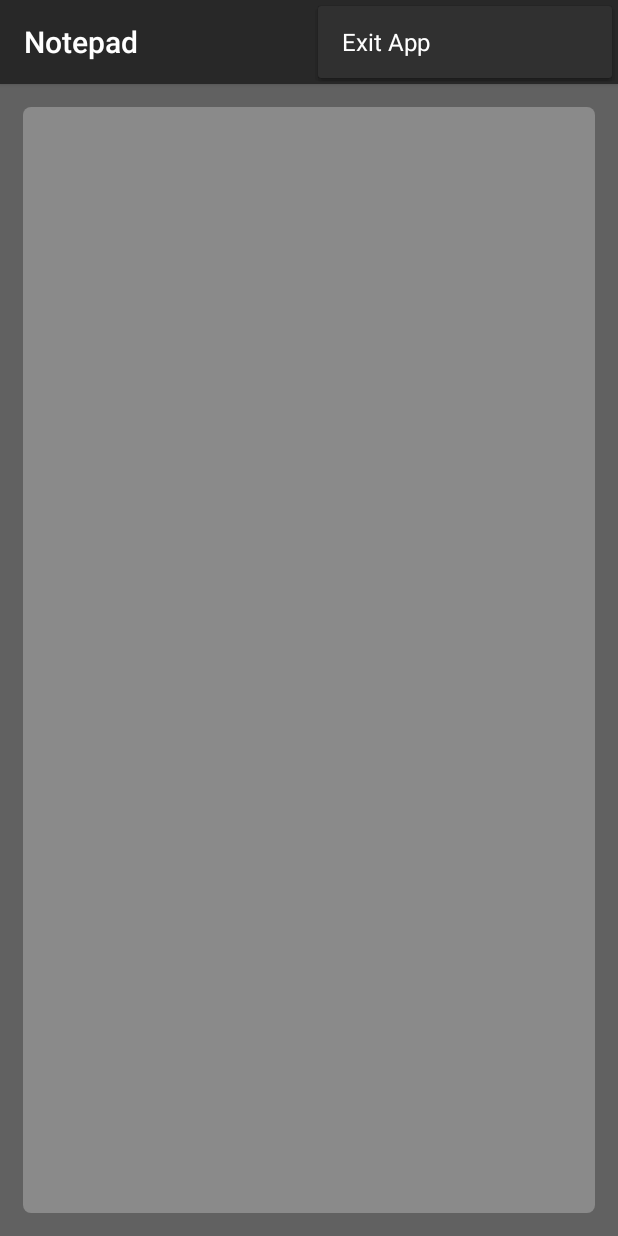
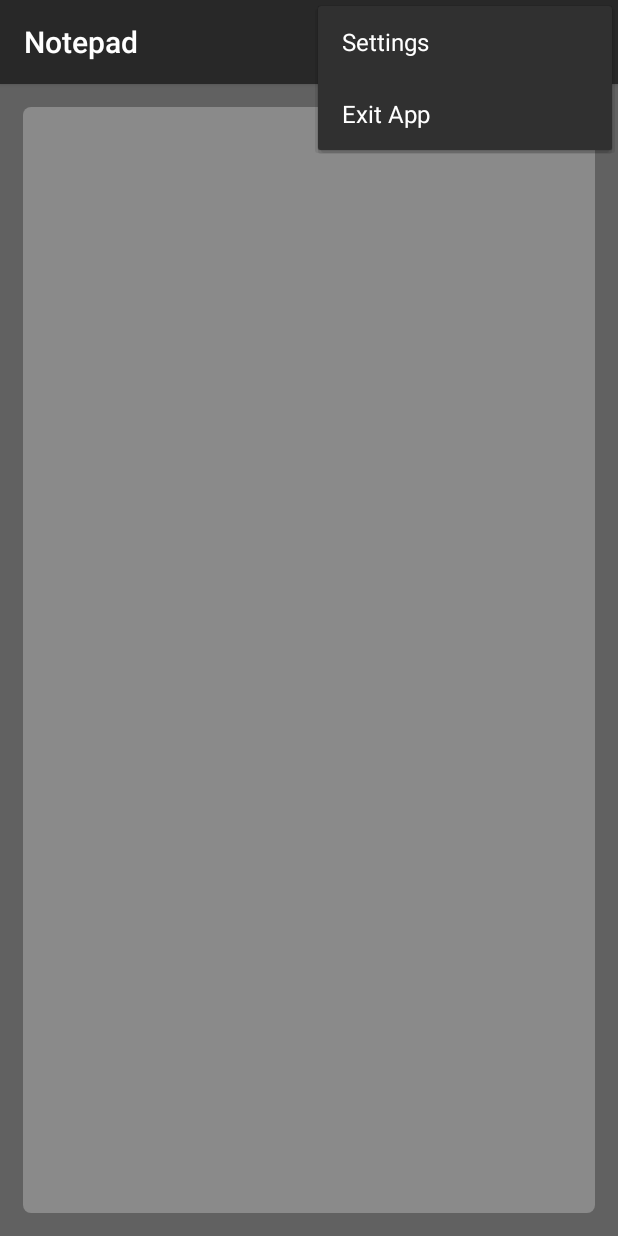
Before and after one commit to Mazurco066/Notepad, an Android app: the screen it shows after launch (MainActivity), with the options menu open, on a phone screen of 412 x 824 dp. Run offline under Robolectric (Android 15) with nearby library versions, the phone set to English and light mode, and no system bars.

```diff
--- a/app/src/main/res/menu/main_menu.xml
+++ b/app/src/main/res/menu/main_menu.xml
@@ -12,10 +12,15 @@
         android:orderInCategory="100"
         app:showAsAction="ifRoom"/>
 
+    <item android:id="@+id/action_settings"
+        android:title="@string/action_settings"
+        android:orderInCategory="200"
+        app:showAsAction="never"/>
+
     <item
         android:id="@+id/action_exit"
         android:title="@string/action_exit"
-        android:orderInCategory="200"
+        android:orderInCategory="300"
         app:showAsAction="never"/>
 
 </menu>
--- a/app/src/main/res/values/strings.xml
+++ b/app/src/main/res/values/strings.xml
@@ -7,6 +7,7 @@
     <string name="action_save">Save Note</string>
     <string name="action_delete">Delete Note</string>
     <string name="action_back">Cancel</string>
+    <string name="action_settings">Settings</string>
 
     <string name="edit_title_hint">Title</string>
     <string name="edit_content_hint">Content</string>
```
Also changed, not shown: app/src/main/AndroidManifest.xml (+5 -3 lines), app/src/main/java/com/mazurco066/notepad/activity/SettingsActivity.java (added, +15 -0 lines), app/src/main/res/layout/activity_settings.xml (added, +9 -0 lines), 3 other files.
